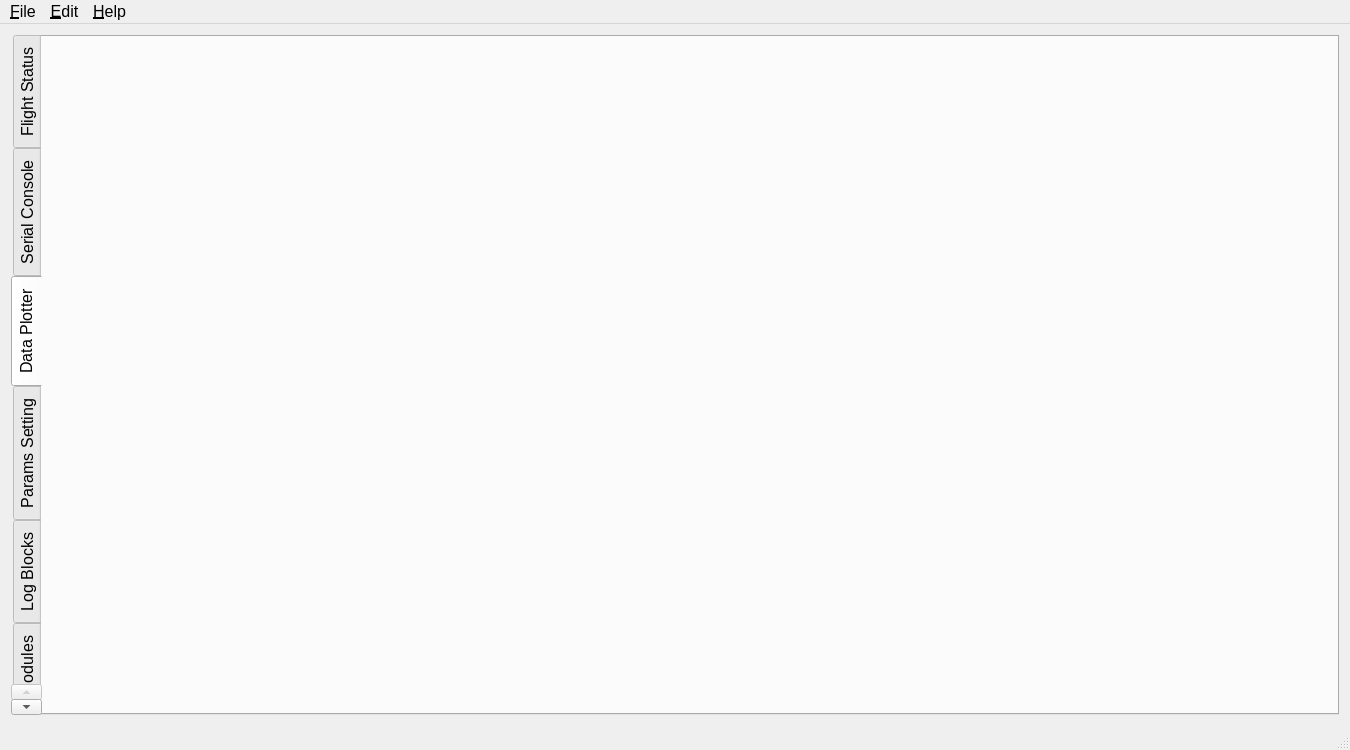
Before: the Qt Designer form form/flight_control_station.ui in microdynamics-robot-quadcopter/breeze_flight_control_station, drawn with Qt 5.
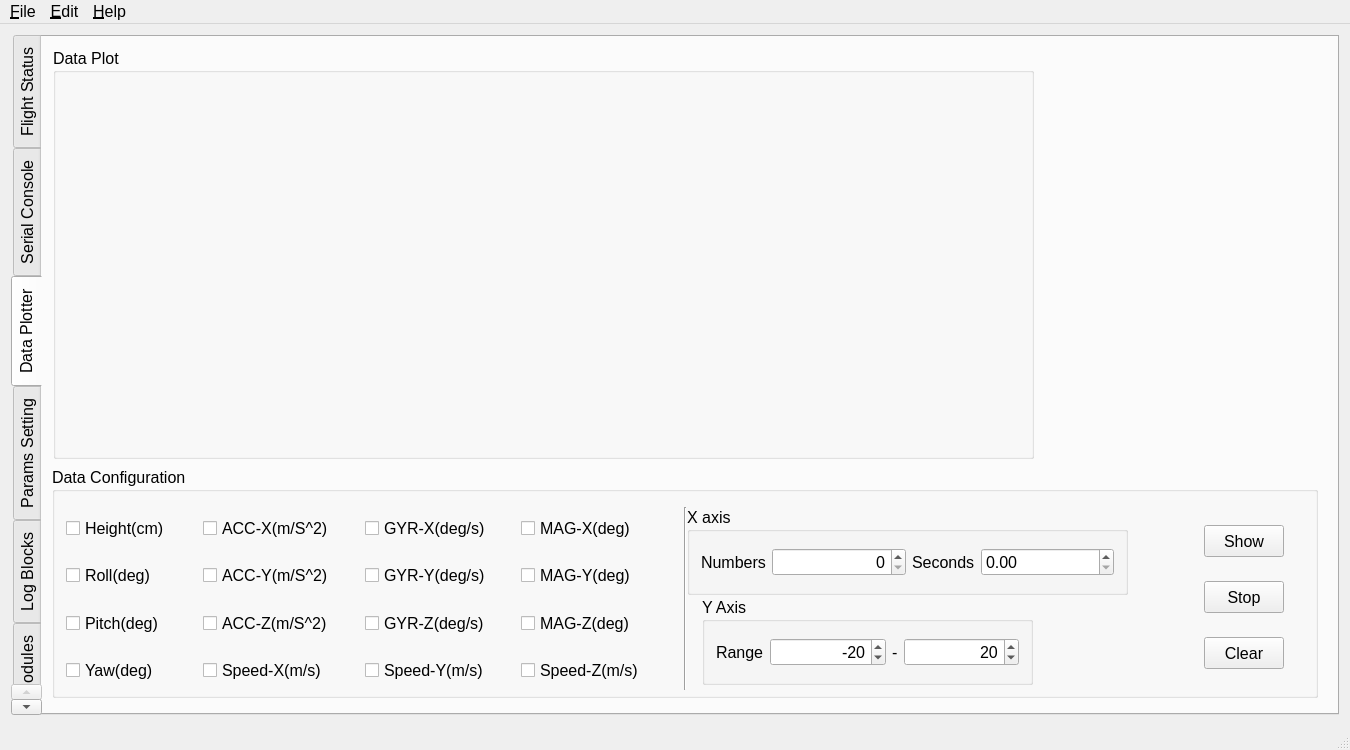
After: the same form once the commit is applied. The open tabs and pages were chosen to show the change. Custom widgets are drawn as their Qt base class.

Commit message: Finish a part of Program Setting

Diff of the .ui file:
```diff
--- a/form/flight_control_station.ui
+++ b/form/flight_control_station.ui
@@ -1453,6 +1453,452 @@
        <attribute name="title">
         <string>Data Plotter</string>
        </attribute>
+       <widget class="QGroupBox" name="group_box_data_plot">
+        <property name="geometry">
+         <rect>
+          <x>11</x>
+          <y>11</y>
+          <width>981</width>
+          <height>411</height>
+         </rect>
+        </property>
+        <property name="title">
+         <string>Data Plot</string>
+        </property>
+        <layout class="QGridLayout" name="gridLayout_9">
+         <item row="0" column="0">
+          <widget class="QCustomPlot" name="widget_data_plotter" native="true"/>
+         </item>
+        </layout>
+       </widget>
+       <widget class="QGroupBox" name="group_bax_data_configuration">
+        <property name="geometry">
+         <rect>
+          <x>10</x>
+          <y>430</y>
+          <width>1266</width>
+          <height>231</height>
+         </rect>
+        </property>
+        <property name="sizePolicy">
+         <sizepolicy hsizetype="Preferred" vsizetype="Maximum">
+          <horstretch>0</horstretch>
+          <verstretch>0</verstretch>
+         </sizepolicy>
+        </property>
+        <property name="title">
+         <string>Data Configuration</string>
+        </property>
+        <widget class="QCheckBox" name="check_box_height">
+         <property name="geometry">
+          <rect>
+           <x>14</x>
+           <y>47</y>
+           <width>130</width>
+           <height>29</height>
+          </rect>
+         </property>
+         <property name="text">
+          <string>Height(cm)</string>
+         </property>
+        </widget>
+        <widget class="QCheckBox" name="check_box_roll">
+         <property name="geometry">
+          <rect>
+           <x>14</x>
+           <y>94</y>
+           <width>112</width>
+           <height>29</height>
+          </rect>
+         </property>
+         <property name="text">
+          <string>Roll(deg)</string>
+         </property>
+        </widget>
+        <widget class="QCheckBox" name="check_box_pitch">
+         <property name="geometry">
+          <rect>
+           <x>14</x>
+           <y>142</y>
+           <width>123</width>
+           <height>29</height>
+          </rect>
+         </property>
+         <property name="text">
+          <string>Pitch(deg)</string>
+         </property>
+        </widget>
+        <widget class="QCheckBox" name="check_box_yaw">
+         <property name="geometry">
+          <rect>
+           <x>14</x>
+           <y>189</y>
+           <width>114</width>
+           <height>29</height>
+          </rect>
+         </property>
+         <property name="text">
+          <string>Yaw(deg)</string>
+         </property>
+        </widget>
+        <widget class="QCheckBox" name="check_box_acc_x">
+         <property name="geometry">
+          <rect>
+           <x>151</x>
+           <y>47</y>
+           <width>155</width>
+           <height>29</height>
+          </rect>
+         </property>
+         <property name="text">
+          <string>ACC-X(m/S^2)</string>
+         </property>
+        </widget>
+        <widget class="QCheckBox" name="check_box_acc_y">
+         <property name="geometry">
+          <rect>
+           <x>151</x>
+           <y>94</y>
+           <width>153</width>
+           <height>29</height>
+          </rect>
+         </property>
+         <property name="text">
+          <string>ACC-Y(m/S^2)</string>
+         </property>
+        </widget>
+        <widget class="QCheckBox" name="check_box_acc_z">
+         <property name="geometry">
+          <rect>
+           <x>151</x>
+           <y>142</y>
+           <width>154</width>
+           <height>29</height>
+          </rect>
+         </property>
+         <property name="text">
+          <string>ACC-Z(m/S^2)</string>
+         </property>
+        </widget>
+        <widget class="QCheckBox" name="check_box_gyr_x">
+         <property name="geometry">
+          <rect>
+           <x>313</x>
+           <y>47</y>
+           <width>149</width>
+           <height>29</height>
+          </rect>
+         </property>
+         <property name="text">
+          <string>GYR-X(deg/s)</string>
+         </property>
+        </widget>
+        <widget class="QCheckBox" name="check_box_gyr_y">
+         <property name="geometry">
+          <rect>
+           <x>313</x>
+           <y>94</y>
+           <width>148</width>
+           <height>29</height>
+          </rect>
+         </property>
+         <property name="text">
+          <string>GYR-Y(deg/s)</string>
+         </property>
+        </widget>
+        <widget class="QCheckBox" name="check_box_gyr_z">
+         <property name="geometry">
+          <rect>
+           <x>313</x>
+           <y>142</y>
+           <width>148</width>
+           <height>29</height>
+          </rect>
+         </property>
+         <property name="text">
+          <string>GYR-Z(deg/s)</string>
+         </property>
+        </widget>
+        <widget class="QCheckBox" name="check_box_mag_x">
+         <property name="geometry">
+          <rect>
+           <x>469</x>
+           <y>47</y>
+           <width>138</width>
+           <height>29</height>
+          </rect>
+         </property>
+         <property name="text">
+          <string>MAG-X(deg)</string>
+         </property>
+        </widget>
+        <widget class="QCheckBox" name="check_box_mag_y">
+         <property name="geometry">
+          <rect>
+           <x>469</x>
+           <y>94</y>
+           <width>137</width>
+           <height>29</height>
+          </rect>
+         </property>
+         <property name="text">
+          <string>MAG-Y(deg)</string>
+         </property>
+        </widget>
+        <widget class="QCheckBox" name="check_box_mag_z">
+         <property name="geometry">
+          <rect>
+           <x>469</x>
+           <y>142</y>
+           <width>137</width>
+           <height>29</height>
+          </rect>
+         </property>
+         <property name="text">
+          <string>MAG-Z(deg)</string>
+         </property>
+        </widget>
+        <widget class="QCheckBox" name="check_speed_x">
+         <property name="geometry">
+          <rect>
+           <x>151</x>
+           <y>189</y>
+           <width>150</width>
+           <height>29</height>
+          </rect>
+         </property>
+         <property name="text">
+          <string>Speed-X(m/s)</string>
+         </property>
+        </widget>
+        <widget class="QCheckBox" name="check_speed_y">
+         <property name="geometry">
+          <rect>
+           <x>313</x>
+           <y>189</y>
+           <width>149</width>
+           <height>29</height>
+          </rect>
+         </property>
+         <property name="text">
+          <string>Speed-Y(m/s)</string>
+         </property>
+        </widget>
+        <widget class="QCheckBox" name="check_speed_z">
+         <property name="geometry">
+          <rect>
+           <x>469</x>
+           <y>189</y>
+           <width>149</width>
+           <height>29</height>
+          </rect>
+         </property>
+         <property name="text">
+          <string>Speed-Z(m/s)</string>
+         </property>
+        </widget>
+        <widget class="Line" name="line_data_configuration">
+         <property name="geometry">
+          <rect>
+           <x>625</x>
+           <y>40</y>
+           <width>16</width>
+           <height>183</height>
+          </rect>
+         </property>
+         <property name="orientation">
+          <enum>Qt::Vertical</enum>
+         </property>
+        </widget>
+        <widget class="QGroupBox" name="group_box_y_axis">
+         <property name="geometry">
+          <rect>
+           <x>650</x>
+           <y>130</y>
+           <width>331</width>
+           <height>88</height>
+          </rect>
+         </property>
+         <property name="title">
+          <string>Y Axis</string>
+         </property>
+         <layout class="QGridLayout" name="gridLayout_20">
+          <item row="0" column="0">
+           <layout class="QHBoxLayout" name="horizontal_layout_y_axis">
+            <item>
+             <widget class="QLabel" name="label_range_y_axis">
+              <property name="text">
+               <string>Range</string>
+              </property>
+             </widget>
+            </item>
+            <item>
+             <widget class="QSpinBox" name="spin_box_range_lower">
+              <property name="sizePolicy">
+               <sizepolicy hsizetype="Expanding" vsizetype="Fixed">
+                <horstretch>0</horstretch>
+                <verstretch>0</verstretch>
+               </sizepolicy>
+              </property>
+              <property name="alignment">
+               <set>Qt::AlignRight|Qt::AlignTrailing|Qt::AlignVCenter</set>
+              </property>
+              <property name="minimum">
+               <number>-360</number>
+              </property>
+              <property name="maximum">
+               <number>360</number>
+              </property>
+              <property name="value">
+               <number>-20</number>
+              </property>
+             </widget>
+            </item>
+            <item>
+             <widget class="QLabel" name="label_dash_y_axis">
+              <property name="text">
+               <string>-</string>
+              </property>
+             </widget>
+            </item>
+            <item>
+             <widget class="QSpinBox" name="spin_box_range_upper">
+              <property name="sizePolicy">
+               <sizepolicy hsizetype="Expanding" vsizetype="Fixed">
+                <horstretch>0</horstretch>
+                <verstretch>0</verstretch>
+               </sizepolicy>
+              </property>
+              <property name="alignment">
+               <set>Qt::AlignRight|Qt::AlignTrailing|Qt::AlignVCenter</set>
+              </property>
+              <property name="value">
+               <number>20</number>
+              </property>
+             </widget>
+            </item>
+           </layout>
+          </item>
+         </layout>
+        </widget>
+        <widget class="QPushButton" name="push_button_show">
+         <property name="geometry">
+          <rect>
+           <x>1152</x>
+           <y>58</y>
+           <width>80</width>
+           <height>32</height>
+          </rect>
+         </property>
+         <property name="text">
+          <string>Show</string>
+         </property>
+        </widget>
+        <widget class="QPushButton" name="push_button_clear_plot">
+         <property name="geometry">
+          <rect>
+           <x>1152</x>
+           <y>170</y>
+           <width>80</width>
+           <height>32</height>
+          </rect>
+         </property>
+         <property name="text">
+          <string>Clear</string>
+         </property>
+        </widget>
+        <widget class="QPushButton" name="push_button_stop">
+         <property name="geometry">
+          <rect>
+           <x>1152</x>
+           <y>114</y>
+           <width>80</width>
+           <height>32</height>
+          </rect>
+         </property>
+         <property name="text">
+          <string>Stop</string>
+         </property>
+        </widget>
+        <widget class="QGroupBox" name="group_box_x_axis">
+         <property name="geometry">
+          <rect>
+           <x>635</x>
+           <y>40</y>
+           <width>441</width>
+           <height>88</height>
+          </rect>
+         </property>
+         <property name="title">
+          <string>X axis</string>
+         </property>
+         <layout class="QGridLayout" name="gridLayout_21">
+          <item row="0" column="0">
+           <layout class="QHBoxLayout" name="horizontal_layout_x_axis">
+            <item>
+             <widget class="QLabel" name="label_numbers">
+              <property name="text">
+               <string>Numbers</string>
+              </property>
+             </widget>
+            </item>
+            <item>
+             <widget class="QSpinBox" name="spin_box_numbers">
+              <property name="sizePolicy">
+               <sizepolicy hsizetype="Expanding" vsizetype="Fixed">
+                <horstretch>0</horstretch>
+                <verstretch>0</verstretch>
+               </sizepolicy>
+              </property>
+              <property name="alignment">
+               <set>Qt::AlignRight|Qt::AlignTrailing|Qt::AlignVCenter</set>
+              </property>
+             </widget>
+            </item>
+            <item>
+             <widget class="QLabel" name="label_seconds">
+              <property name="text">
+               <string>Seconds</string>
+              </property>
+             </widget>
+            </item>
+            <item>
+             <widget class="QDoubleSpinBox" name="double_spin_box_seconds">
+              <property name="sizePolicy">
+               <sizepolicy hsizetype="Expanding" vsizetype="Fixed">
+                <horstretch>0</horstretch>
+                <verstretch>0</verstretch>
+               </sizepolicy>
+              </property>
+             </widget>
+            </item>
+           </layout>
+          </item>
+         </layout>
+        </widget>
+        <zorder>check_box_acc_x</zorder>
+        <zorder>check_box_acc_y</zorder>
+        <zorder>check_box_acc_z</zorder>
+        <zorder>check_box_gyr_x</zorder>
+        <zorder>check_box_gyr_y</zorder>
+        <zorder>check_box_gyr_z</zorder>
+        <zorder>check_box_mag_x</zorder>
+        <zorder>check_box_mag_y</zorder>
+        <zorder>check_box_mag_z</zorder>
+        <zorder>check_speed_x</zorder>
+        <zorder>check_speed_y</zorder>
+        <zorder>check_speed_z</zorder>
+        <zorder>line_data_configuration</zorder>
+        <zorder>group_box_y_axis</zorder>
+        <zorder>check_box_yaw</zorder>
+        <zorder>check_box_roll</zorder>
+        <zorder>check_box_height</zorder>
+        <zorder>check_box_pitch</zorder>
+        <zorder>push_button_show</zorder>
+        <zorder>push_button_clear_plot</zorder>
+        <zorder>push_button_stop</zorder>
+        <zorder>group_box_x_axis</zorder>
+       </widget>
       </widget>
       <widget class="QWidget" name="tab_params_setting">
        <attribute name="title">
@@ -1628,6 +2074,12 @@
    <header>fcs_instrucment_widget_pfd.h</header>
    <container>1</container>
   </customwidget>
+  <customwidget>
+   <class>QCustomPlot</class>
+   <extends>QWidget</extends>
+   <header>qcustomplot.h</header>
+   <container>1</container>
+  </customwidget>
  </customwidgets>
  <resources/>
  <connections/>
```
Left out of the diff: 320 changed lines with no effect on the pictures.
